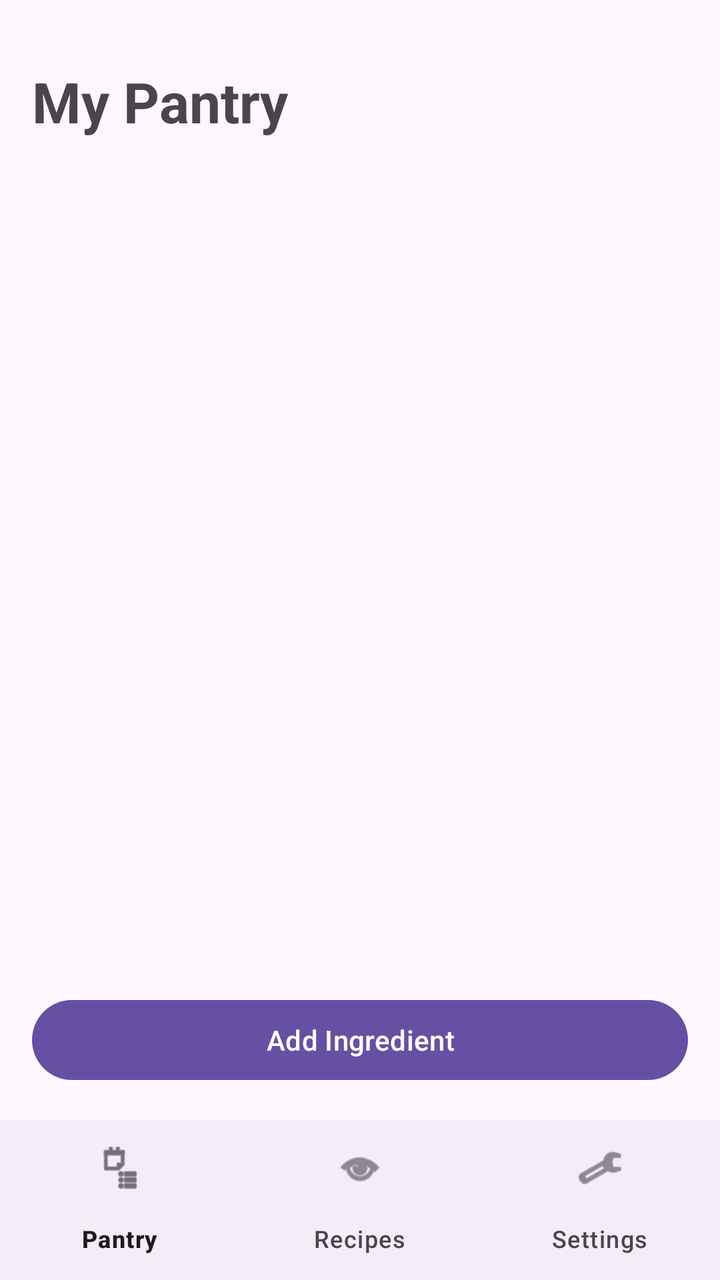
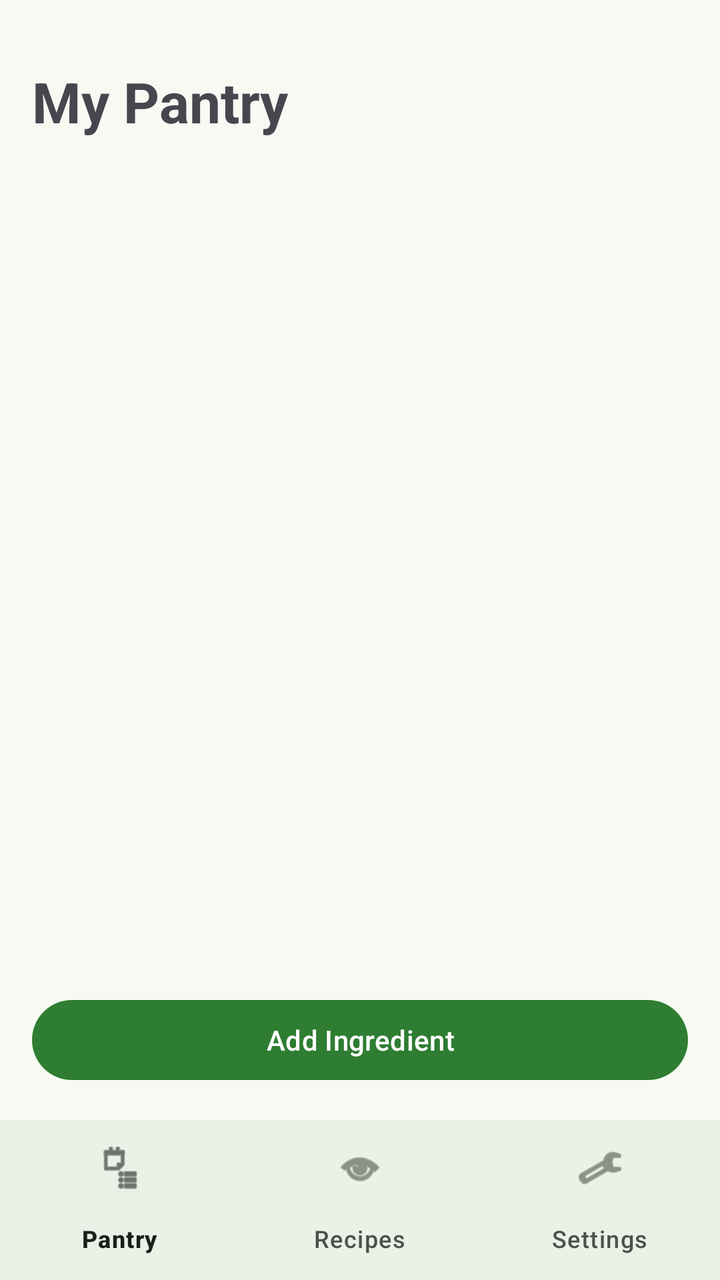

The first picture is an Android layout as it rendered before a commit; the second is the same layout after the commit. The layout source and the unified diff follow.
<!-- AndroidManifest.xml: application theme Theme.SmartPantryManager -->
<!-- res/layout/activity_main.xml -->
<?xml version="1.0" encoding="utf-8"?>
<LinearLayout xmlns:android="http://schemas.android.com/apk/res/android"
    xmlns:app="http://schemas.android.com/apk/res-auto"
    android:layout_width="match_parent"
    android:layout_height="match_parent"
    android:orientation="vertical">

    <LinearLayout
        android:layout_width="match_parent"
        android:layout_height="0dp"
        android:layout_weight="1"
        android:orientation="vertical"
        android:padding="16dp">

        <TextView
            android:id="@+id/titleText"
            android:layout_width="match_parent"
            android:layout_height="wrap_content"
            android:paddingTop="16dp"
            android:paddingBottom="16dp"
            android:text="My Pantry"
            android:textSize="28sp"
            android:textStyle="bold" />

        <FrameLayout
            android:layout_width="match_parent"
            android:layout_height="0dp"
            android:layout_weight="1">

            <androidx.recyclerview.widget.RecyclerView
                android:id="@+id/pantryRecyclerView"
                android:layout_width="match_parent"
                android:layout_height="match_parent" />

            <TextView
                android:id="@+id/emptyText"
                android:layout_width="wrap_content"
                android:layout_height="wrap_content"
                android:layout_gravity="center"
                android:padding="16dp"
                android:text="Your pantry is empty. Tap Add Ingredient."
                android:textAlignment="center"
                android:textSize="16sp"
                android:visibility="gone" />

        </FrameLayout>

        <Button
            android:id="@+id/addButton"
            android:layout_width="match_parent"
            android:layout_height="wrap_content"
            android:layout_marginTop="8dp"
            android:text="Add Ingredient" />

    </LinearLayout>

    <com.google.android.material.bottomnavigation.BottomNavigationView
        android:id="@+id/bottomNav"
        android:layout_width="match_parent"
        android:layout_height="wrap_content"
        app:menu="@menu/bottom_nav_menu" />

</LinearLayout>
<!-- resources referenced by this layout -->
<resources>
  <style name="Theme.SmartPantryManager" parent="Theme.Material3.DayNight.NoActionBar" />
</resources>

<!-- the commit's change to res/layout/activity_main.xml (unified diff, before → after) -->
@@ -19,8 +19,7 @@
             android:paddingTop="16dp"
             android:paddingBottom="16dp"
             android:text="My Pantry"
-            android:textSize="28sp"
-            android:textStyle="bold" />
+            style="@style/TextTitle" />
 
         <FrameLayout
             android:layout_width="match_parent"
@@ -40,7 +39,7 @@
                 android:padding="16dp"
                 android:text="Your pantry is empty. Tap Add Ingredient."
                 android:textAlignment="center"
-                android:textSize="16sp"
+                style="@style/TextBody"
                 android:visibility="gone" />
 
         </FrameLayout>
<!-- resource entries referenced after the edit -->
@@ -1,5 +1,31 @@
 <!-- resources referenced by this layout -->
 <resources>
-  <style name="Theme.SmartPantryManager" parent="Theme.Material3.DayNight.NoActionBar" />
+  <style name="TextBody">
+          <item name="android:textSize">16sp</item>
+      </style>
+  <style name="TextTitle">
+          <item name="android:textSize">28sp</item>
+          <item name="android:textStyle">bold</item>
+      </style>
+  <style name="Theme.SmartPantryManager" parent="Theme.Material3.Light.NoActionBar">
+          <item name="colorPrimary">@color/primary</item>
+          <item name="colorOnPrimary">@color/on_primary</item>
+          <item name="android:colorBackground">@color/background</item>
+          <item name="colorSurface">@color/background</item>
+          <item name="colorOnSurface">@color/text_primary</item>
+          <item name="colorOnSurfaceVariant">@color/text_secondary</item>
+          <item name="colorSurfaceContainer">@color/nav_background</item>
+          <item name="colorSecondaryContainer">@color/nav_indicator</item>
+          <item name="colorOnSecondaryContainer">@color/text_primary</item>
+          <item name="android:textColorPrimary">@color/text_primary</item>
+          <item name="android:textColorSecondary">@color/text_secondary</item>
+      </style>
+  <color name="primary">#2E7D32</color>
+  <color name="on_primary">#FFFFFF</color>
+  <color name="background">#F6FAF3</color>
+  <color name="text_primary">#1B1F1A</color>
+  <color name="text_secondary">#4A5349</color>
+  <color name="nav_background">#EAF1E6</color>
+  <color name="nav_indicator">#C8E6C9</color>
 </resources>
 
